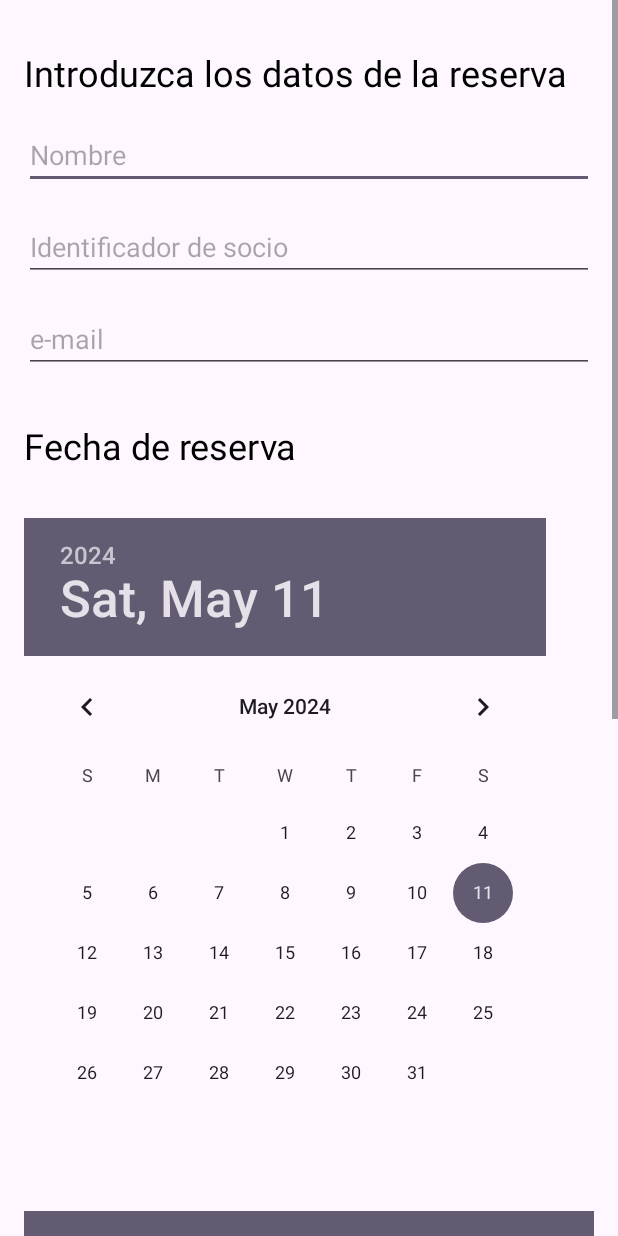
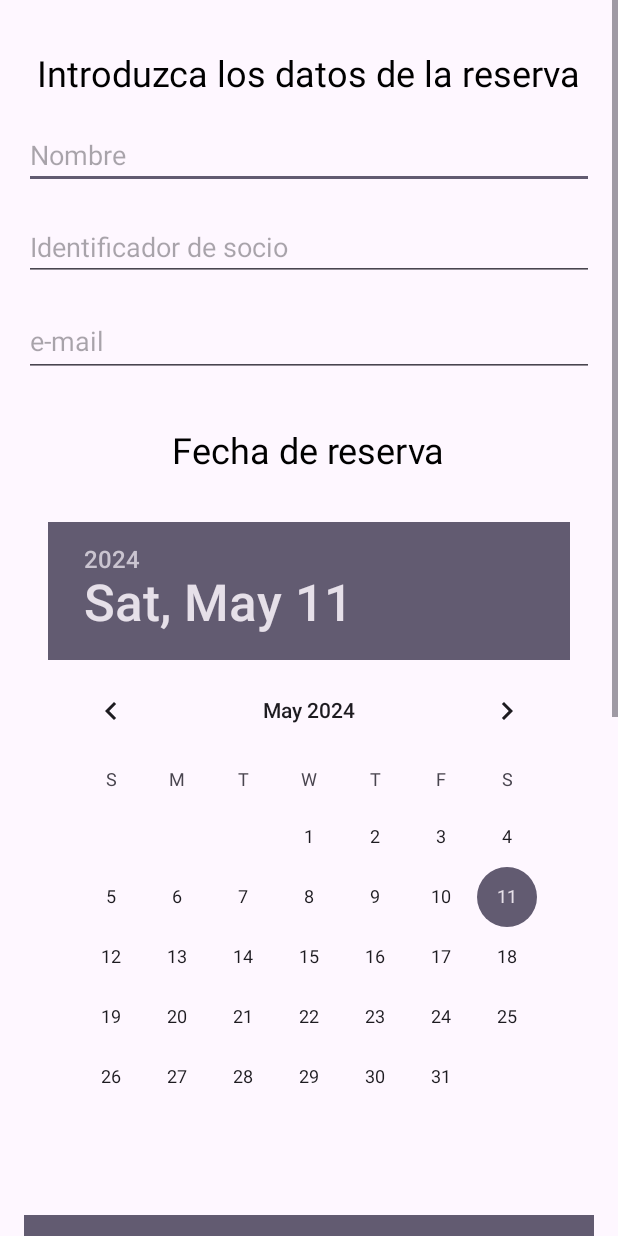
Before and after one commit to PabloReyesTorrejon/UCAFieldBookingAndroid, an Android app: the AnnadirReserva screen opened directly, with no data from a screen before it, on a phone screen of 412 x 824 dp. Run offline under Robolectric (Android 15) with nearby library versions, the phone set to English and light mode, and no system bars.

Commit message:
funciona annadir reserva (REST)

```diff
--- a/app/src/main/java/es/uca/ucafieldbookingandroid/APIservicios.kt
+++ b/app/src/main/java/es/uca/ucafieldbookingandroid/APIservicios.kt
@@ -13,6 +13,7 @@ import java.util.*
 
 class APIservicios {
     private val client = HttpClient(Android)
+    private val IP_PORT = "10.0.2.2:3000"
 
     // suspend indica que esta función es una función de suspensión, lo que
     // significa que puede hacer llamadas de red u otras operaciones de E/S
@@ -24,7 +25,7 @@ class APIservicios {
     suspend fun createReserva(nombre: String, idsocio: Int, email: String, fecha: String, hora: String, asistentes: Int, comentario: String): HttpResponse {
 
         return client.submitForm(
-            url = "http://10.0.2.2:3000/reservas/annadir_reserva",
+            url = "http://"+IP_PORT+"/reservas/annadir_reserva",
             formParameters = Parameters.build {
                 append("idsocio", idsocio.toString())
                 append("nombre", nombre)
@@ -40,7 +41,7 @@ class APIservicios {
 
     suspend fun getReservas(idsocio: String): HttpResponse {
         // Obtiene la respuesta HTTP como antes
-        val response = client.get("http://10.0.2.2:3000/reservas/$idsocio")
+        val response = client.get("http://"+IP_PORT+"/reservas/get_reserva/$idsocio")
         return response
     }
 
--- a/app/src/main/java/es/uca/ucafieldbookingandroid/ReservaAdapter.kt
+++ b/app/src/main/java/es/uca/ucafieldbookingandroid/ReservaAdapter.kt
@@ -43,8 +43,8 @@ RecyclerView.Adapter<ReservaAdapter.ReservaViewHolder>() {
             // Puedes configurar la visibilidad inicial de los TextView adicionales según sea necesario
             textViewExtra1.visibility = View.GONE
             textViewExtra2.visibility = View.GONE
-            textViewExtra3.visibility = View.VISIBLE
-            textViewExtra4.visibility = View.VISIBLE
+            textViewExtra3.visibility = View.GONE
+            textViewExtra4.visibility = View.GONE
 
         }
     }
--- a/app/src/main/res/layout/activity_annadir_reserva.xml
+++ b/app/src/main/res/layout/activity_annadir_reserva.xml
@@ -10,7 +10,8 @@
     <LinearLayout
         android:layout_width="match_parent"
         android:layout_height="wrap_content"
-        android:orientation="vertical">
+        android:orientation="vertical"
+        android:gravity="center">
 
         <TextView
             android:id="@+id/textViewTitlePost"
@@ -46,9 +47,9 @@
         <EditText
             android:id="@+id/editTextEmail"
             android:layout_width="match_parent"
-            android:layout_height="wrap_content"
+            android:layout_height="48dp"
+            android:layout_marginStart="16dp"
             android:layout_marginTop="16dp"
-            android:layout_marginStart="16dp"
             android:layout_marginEnd="16dp"
             android:hint="e-mail"
             android:inputType="textEmailAddress" />
@@ -104,11 +105,12 @@
             android:layout_width="wrap_content"
             android:layout_height="wrap_content"
             android:layout_marginTop="16dp"
+            android:gravity="center"
             android:text="@string/post"
             app:layout_constraintEnd_toEndOf="parent"
             app:layout_constraintHorizontal_bias="0.5"
             app:layout_constraintStart_toStartOf="parent"
-            app:layout_constraintTop_toBottomOf="@+id/editTextEdad" />
+            app:layout_constraintTop_toBottomOf="@+id/editTextComentario" />
 
         <TextView
             android:id="@+id/textResponse"
```
Also changed, not shown: app/src/main/AndroidManifest.xml (+11 -9 lines), app/src/main/res/xml/network_security_config.xml (added, +12 -0 lines).
